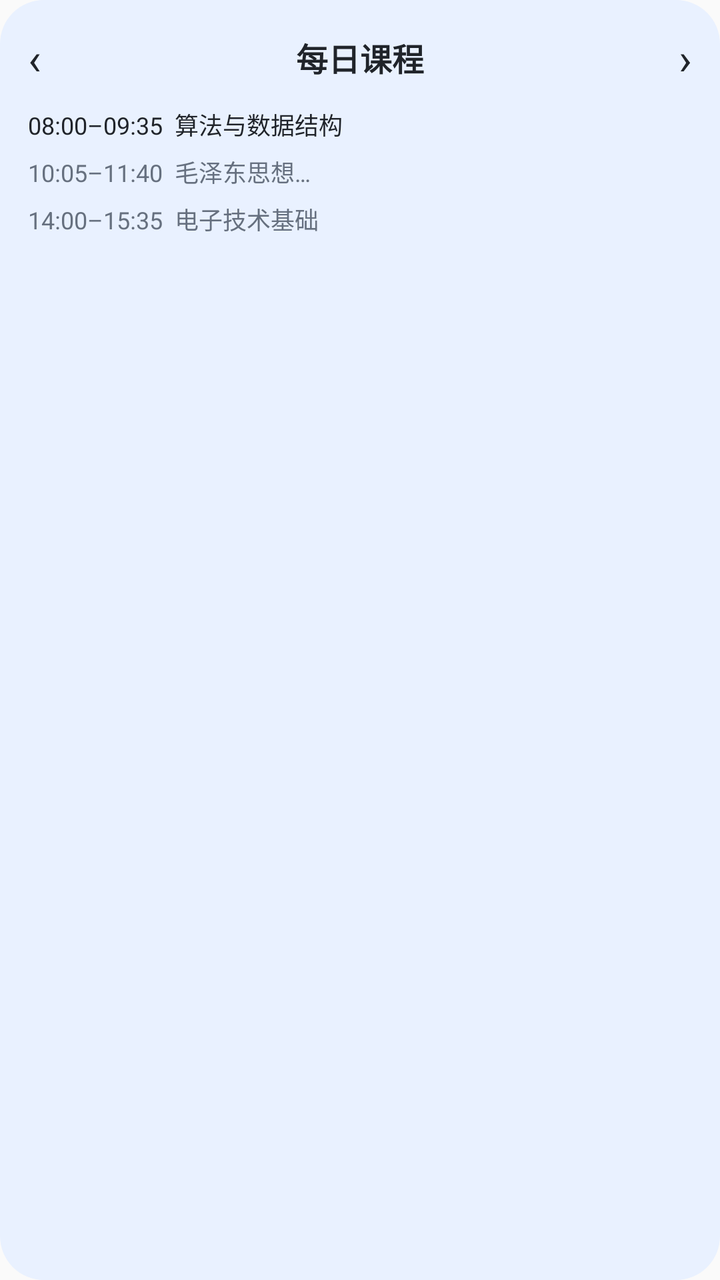
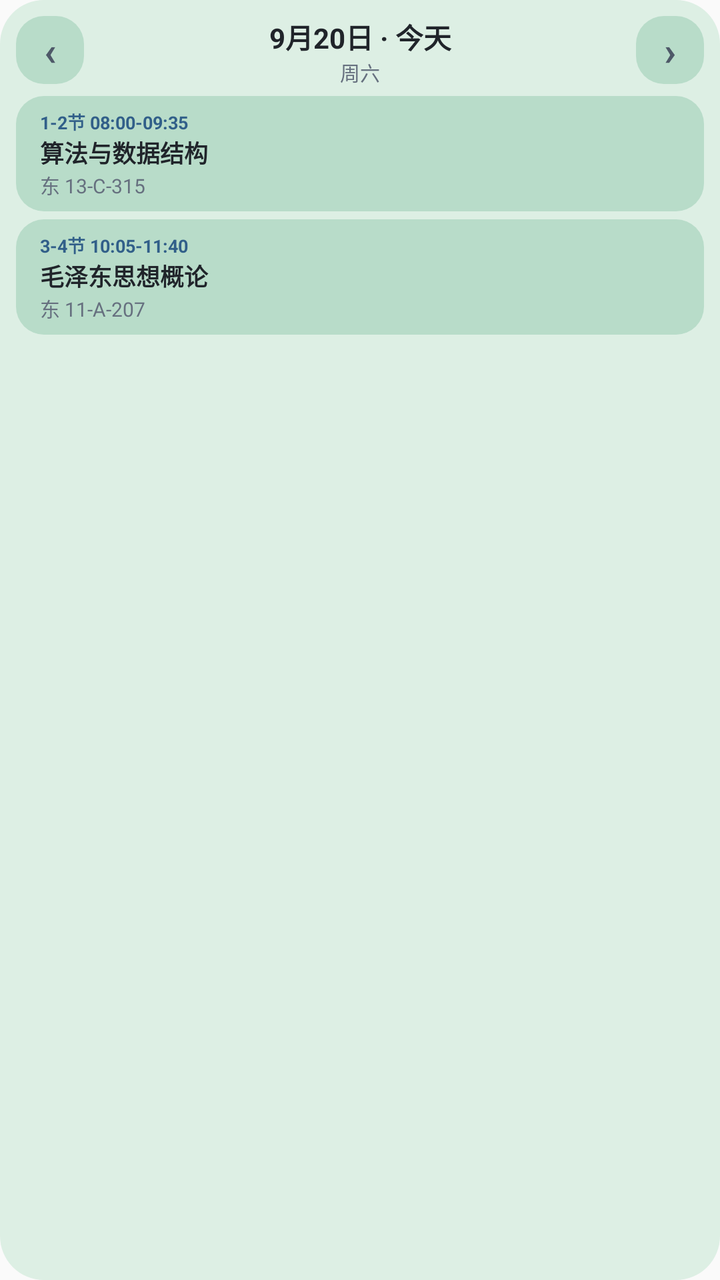

The first picture is an Android layout as it rendered before a commit; the second is the same layout after the commit. The layout source and the unified diff follow.
<!-- AndroidManifest.xml: another module's application theme Theme.CurSimple -->
<!-- res/layout/widget_preview_today.xml -->
<?xml version="1.0" encoding="utf-8"?>
<LinearLayout xmlns:android="http://schemas.android.com/apk/res/android"
    android:layout_width="match_parent"
    android:layout_height="match_parent"
    android:background="@drawable/widget_bg_card"
    android:orientation="vertical"
    android:padding="14dp">

    <LinearLayout
        android:layout_width="match_parent"
        android:layout_height="wrap_content"
        android:gravity="center_vertical"
        android:orientation="horizontal">

        <TextView
            android:layout_width="wrap_content"
            android:layout_height="wrap_content"
            android:text="‹"
            android:textColor="#20242A"
            android:textSize="22sp" />

        <TextView
            android:layout_width="0dp"
            android:layout_height="wrap_content"
            android:layout_weight="1"
            android:gravity="center"
            android:text="每日课程"
            android:textColor="#20242A"
            android:textSize="16sp"
            android:textStyle="bold" />

        <TextView
            android:layout_width="wrap_content"
            android:layout_height="wrap_content"
            android:text="›"
            android:textColor="#20242A"
            android:textSize="22sp" />
    </LinearLayout>

    <TextView
        android:layout_width="match_parent"
        android:layout_height="wrap_content"
        android:layout_marginTop="10dp"
        android:text="08:00–09:35  算法与数据结构"
        android:textColor="#20242A"
        android:textSize="12sp" />

    <TextView
        android:layout_width="match_parent"
        android:layout_height="wrap_content"
        android:layout_marginTop="6dp"
        android:text="10:05–11:40  毛泽东思想…"
        android:textColor="#66707F"
        android:textSize="12sp" />

    <TextView
        android:layout_width="match_parent"
        android:layout_height="wrap_content"
        android:layout_marginTop="6dp"
        android:text="14:00–15:35  电子技术基础"
        android:textColor="#66707F"
        android:textSize="12sp" />
</LinearLayout>
<!-- resources referenced by this layout -->
<resources>
  <!-- drawable widget_bg_card (drawable) -->
  <?xml version="1.0" encoding="utf-8"?>
  <shape xmlns:android="http://schemas.android.com/apk/res/android">
      <solid android:color="#FFE9F1FF" />
      <corners android:radius="22dp" />
  </shape>
  <style name="Theme.CurSimple" parent="@android:style/Theme.Material.Light.NoActionBar">
          <item name="android:windowActionBar">false</item>
          <item name="android:windowNoTitle">true</item>
          <item name="android:windowContentOverlay">@null</item>
          <item name="android:windowDrawsSystemBarBackgrounds">true</item>
          <item name="android:statusBarColor">@android:color/transparent</item>
          <item name="android:navigationBarColor">@android:color/transparent</item>
      </style>
</resources>

<!-- the commit's change to res/layout/widget_preview_today.xml (unified diff, before → after) -->
@@ -1,63 +1,140 @@
 <?xml version="1.0" encoding="utf-8"?>
 <LinearLayout xmlns:android="http://schemas.android.com/apk/res/android"
+    xmlns:tools="http://schemas.android.com/tools"
     android:layout_width="match_parent"
     android:layout_height="match_parent"
-    android:background="@drawable/widget_bg_card"
+    android:background="@drawable/widget_bg_card_green"
     android:orientation="vertical"
-    android:padding="14dp">
+    android:padding="8dp"
+    tools:ignore="SmallSp">
+
+    <LinearLayout
+        android:layout_width="match_parent"
+        android:layout_height="34dp"
+        android:gravity="center_vertical"
+        android:orientation="horizontal">
+
+        <TextView
+            android:layout_width="34dp"
+            android:layout_height="34dp"
+            android:background="@drawable/widget_bg_surface_green"
+            android:gravity="center"
+            android:text="‹"
+            android:textColor="#4E5968"
+            android:textSize="20sp"
+            android:textStyle="bold" />
+
+        <LinearLayout
+            android:layout_width="0dp"
+            android:layout_height="wrap_content"
+            android:layout_weight="1"
+            android:gravity="center"
+            android:orientation="vertical"
+            android:paddingStart="8dp"
+            android:paddingEnd="8dp">
+
+            <TextView
+                android:layout_width="match_parent"
+                android:layout_height="wrap_content"
+                android:gravity="center"
+                android:maxLines="1"
+                android:text="@string/widget_preview_date"
+                android:textColor="#20242A"
+                android:textSize="14sp"
+                android:textStyle="bold" />
+
+            <TextView
+                android:layout_width="match_parent"
+                android:layout_height="wrap_content"
+                android:gravity="center"
+                android:maxLines="1"
+                android:text="@string/widget_preview_weekday"
+                android:textColor="#66707F"
+                android:textSize="10sp" />
+        </LinearLayout>
+
+        <TextView
+            android:layout_width="34dp"
+            android:layout_height="34dp"
+            android:background="@drawable/widget_bg_surface_green"
+            android:gravity="center"
+            android:text="›"
+            android:textColor="#4E5968"
+            android:textSize="20sp"
+            android:textStyle="bold" />
+    </LinearLayout>
 
     <LinearLayout
         android:layout_width="match_parent"
         android:layout_height="wrap_content"
-        android:gravity="center_vertical"
-        android:orientation="horizontal">
+        android:layout_marginTop="6dp"
+        android:background="@drawable/widget_bg_surface_green"
+        android:orientation="vertical"
+        android:paddingStart="12dp"
+        android:paddingTop="6dp"
+        android:paddingEnd="12dp"
+        android:paddingBottom="6dp">
 
         <TextView
-            android:layout_width="wrap_content"
+            android:layout_width="match_parent"
             android:layout_height="wrap_content"
-            android:text="‹"
-            android:textColor="#20242A"
-            android:textSize="22sp" />
-
-        <TextView
-            android:layout_width="0dp"
-            android:layout_height="wrap_content"
-            android:layout_weight="1"
-            android:gravity="center"
-            android:text="每日课程"
-            android:textColor="#20242A"
-            android:textSize="16sp"
+            android:text="@string/widget_preview_nodes_1"
+            android:textColor="#315F89"
+            android:textSize="9sp"
             android:textStyle="bold" />
 
         <TextView
-            android:layout_width="wrap_content"
+            android:layout_width="match_parent"
             android:layout_height="wrap_content"
-            android:text="›"
+            android:maxLines="1"
+            android:text="@string/widget_preview_course_1"
             android:textColor="#20242A"
-            android:textSize="22sp" />
+            android:textSize="12sp"
+            android:textStyle="bold" />
+
+        <TextView
+            android:layout_width="match_parent"
+            android:layout_height="wrap_content"
+            android:maxLines="1"
+            android:text="@string/widget_preview_place_1"
+            android:textColor="#66707F"
+            android:textSize="10sp" />
     </LinearLayout>
 
-    <TextView
+    <LinearLayout
         android:layout_width="match_parent"
         android:layout_height="wrap_content"
-        android:layout_marginTop="10dp"
-        android:text="08:00–09:35  算法与数据结构"
-        android:textColor="#20242A"
-        android:textSize="12sp" />
+        android:layout_marginTop="4dp"
+        android:background="@drawable/widget_bg_surface_green"
+        android:orientation="vertical"
+        android:paddingStart="12dp"
+        android:paddingTop="6dp"
+        android:paddingEnd="12dp"
+        android:paddingBottom="6dp">
 
-    <TextView
-        android:layout_width="match_parent"
-        android:layout_height="wrap_content"
-        android:layout_marginTop="6dp"
-        android:text="10:05–11:40  毛泽东思想…"
-        android:textColor="#66707F"
-        android:textSize="12sp" />
+        <TextView
+            android:layout_width="match_parent"
+            android:layout_height="wrap_content"
+            android:text="@string/widget_preview_nodes_2"
+            android:textColor="#315F89"
+            android:textSize="9sp"
+            android:textStyle="bold" />
 
-    <TextView
-        android:layout_width="match_parent"
-        android:layout_height="wrap_content"
-        android:layout_marginTop="6dp"
-        android:text="14:00–15:35  电子技术基础"
-        android:textColor="#66707F"
-        android:textSize="12sp" />
+        <TextView
+            android:layout_width="match_parent"
+            android:layout_height="wrap_content"
+            android:maxLines="1"
+            android:text="@string/widget_preview_course_2"
+            android:textColor="#20242A"
+            android:textSize="12sp"
+            android:textStyle="bold" />
+
+        <TextView
+            android:layout_width="match_parent"
+            android:layout_height="wrap_content"
+            android:maxLines="1"
+            android:text="@string/widget_preview_place_2"
+            android:textColor="#66707F"
+            android:textSize="10sp" />
+    </LinearLayout>
 </LinearLayout>
<!-- resource entries referenced after the edit -->
@@ -1,11 +1,25 @@
 <!-- resources referenced by this layout -->
 <resources>
-  <!-- drawable widget_bg_card (drawable) -->
+  <!-- drawable widget_bg_card_green (drawable) -->
   <?xml version="1.0" encoding="utf-8"?>
   <shape xmlns:android="http://schemas.android.com/apk/res/android">
-      <solid android:color="#FFE9F1FF" />
+      <solid android:color="#FFDDEFE4" />
       <corners android:radius="22dp" />
   </shape>
+  <!-- drawable widget_bg_surface_green (drawable) -->
+  <?xml version="1.0" encoding="utf-8"?>
+  <shape xmlns:android="http://schemas.android.com/apk/res/android">
+      <solid android:color="#FFB8DCC9" />
+      <corners android:radius="14dp" />
+  </shape>
+  <string name="widget_preview_course_1">算法与数据结构</string>
+  <string name="widget_preview_course_2">毛泽东思想概论</string>
+  <string name="widget_preview_date">9月20日 · 今天</string>
+  <string name="widget_preview_nodes_1">1-2节  08:00-09:35</string>
+  <string name="widget_preview_nodes_2">3-4节  10:05-11:40</string>
+  <string name="widget_preview_place_1">东 13-C-315</string>
+  <string name="widget_preview_place_2">东 11-A-207</string>
+  <string name="widget_preview_weekday">周六</string>
   <style name="Theme.CurSimple" parent="@android:style/Theme.Material.Light.NoActionBar">
           <item name="android:windowActionBar">false</item>
           <item name="android:windowNoTitle">true</item>
